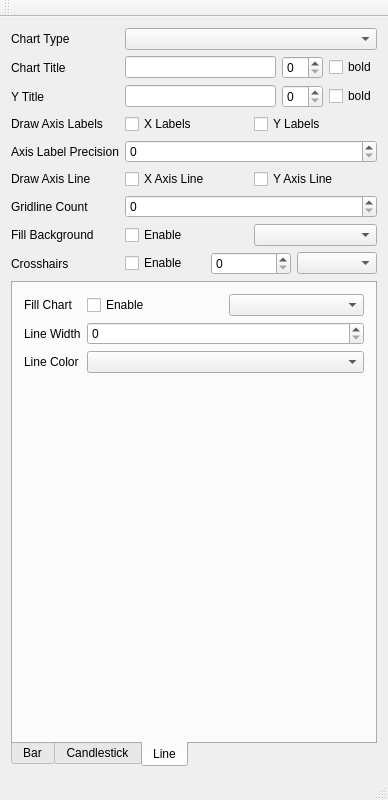
Qt form chartexamples/mainwindow.ui (presstab/psscharts) before a commit.
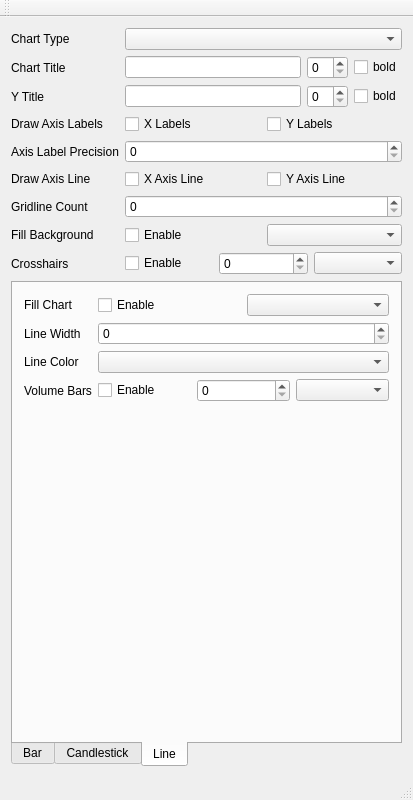
The same form after that commit. The open tabs and pages were chosen to show the change.

Commit message: Adjust Volume Bars

The edit to the form file:
```diff
--- a/chartexamples/mainwindow.ui
+++ b/chartexamples/mainwindow.ui
@@ -6,7 +6,7 @@
    <rect>
     <x>0</x>
     <y>0</y>
-    <width>388</width>
+    <width>413</width>
     <height>800</height>
    </rect>
   </property>
@@ -524,6 +524,30 @@
             <item row="2" column="1">
              <widget class="QComboBox" name="comboboxLineColor"/>
             </item>
+            <item row="3" column="0">
+             <widget class="QLabel" name="label_27">
+              <property name="text">
+               <string>Volume Bars</string>
+              </property>
+             </widget>
+            </item>
+            <item row="3" column="1">
+             <layout class="QHBoxLayout" name="horizontalLayout_19">
+              <item>
+               <widget class="QCheckBox" name="checkboxLineVolumeBar">
+                <property name="text">
+                 <string>Enable</string>
+                </property>
+               </widget>
+              </item>
+              <item>
+               <widget class="QSpinBox" name="spinboxLineVolumeBar"/>
+              </item>
+              <item>
+               <widget class="QComboBox" name="comboboxLineVolumeBar"/>
+              </item>
+             </layout>
+            </item>
            </layout>
           </widget>
          </widget>
```
Left out of the diff: 27 changed lines with no effect on the pictures. The commit also changes 5 other files.
